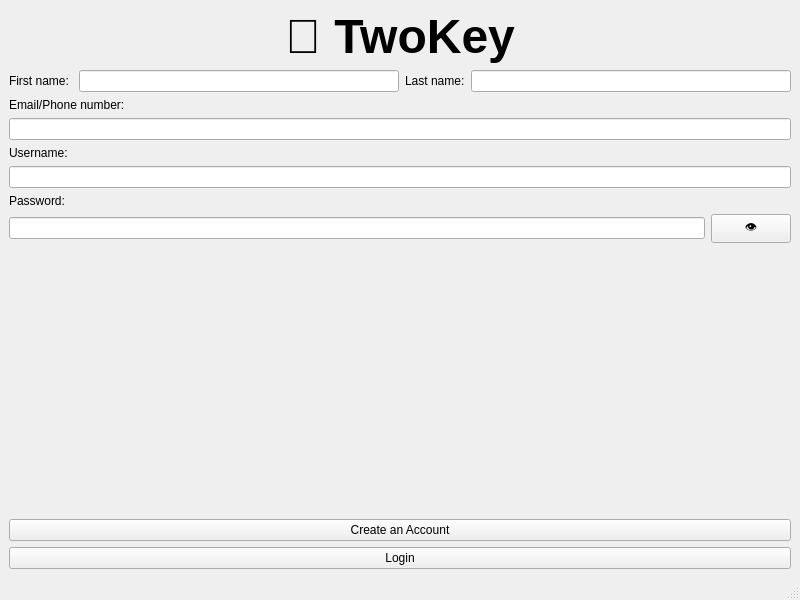
Satharus/TwoKey, file Desktop App/GUI/TwoKey/createaccount.ui: the form before one commit.
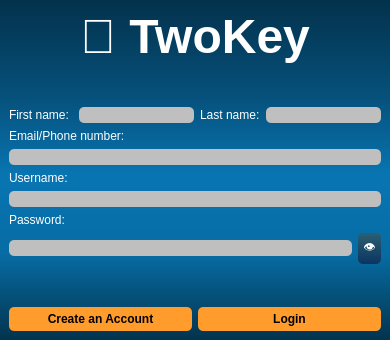
The form after the commit.

Commit message: Added style sheet for all components except QListWidget and QComboBox

The edit to the form file:
```diff
--- a/Desktop App/GUI/TwoKey/createaccount.ui
+++ b/Desktop App/GUI/TwoKey/createaccount.ui
@@ -6,68 +6,199 @@
    <rect>
     <x>0</x>
     <y>0</y>
-    <width>800</width>
-    <height>600</height>
+    <width>390</width>
+    <height>340</height>
    </rect>
   </property>
   <property name="windowTitle">
    <string>TwoKey Create Account</string>
   </property>
+  <property name="styleSheet">
+   <string notr="true">QWidget
+{
+	background-color: qlineargradient(spread:repeat, x1:1, y1:0, x2:1, y2:1, stop:0.00480769 rgba(3, 50, 76, 255),stop:0.293269 rgba(6, 82, 125, 255),stop:0.514423 rgba(8, 117, 178, 255),stop:0.745192 rgba(7, 108, 164, 255),stop:1 rgba(3, 51, 77, 255));
+	color: #000000;
+
+}</string>
+  </property>
   <widget class="QWidget" name="centralwidget">
    <layout class="QVBoxLayout" name="verticalLayout">
     <item>
      <widget class="QLabel" name="twokey">
+      <property name="styleSheet">
+       <string notr="true">QLabel
+{
+	background-color: transparent;
+	color: #fff;
+
+}
+</string>
+      </property>
       <property name="text">
        <string>&lt;html&gt;&lt;head/&gt;&lt;body&gt;&lt;p align=&quot;center&quot;&gt;&lt;span style=&quot; font-size:36pt; font-weight:600;&quot;&gt;🔑 TwoKey&lt;/span&gt;&lt;/p&gt;&lt;/body&gt;&lt;/html&gt;</string>
       </property>
      </widget>
     </item>
     <item>
-     <layout class="QHBoxLayout" name="horizontalLayout">
+     <spacer name="verticalSpacer_2">
+      <property name="orientation">
+       <enum>Qt::Vertical</enum>
+      </property>
+      <property name="sizeHint" stdset="0">
+       <size>
+        <width>20</width>
+        <height>40</height>
+       </size>
+      </property>
+     </spacer>
+    </item>
+    <item>
+     <layout class="QHBoxLayout" name="horizontalLayout_3">
       <item>
        <widget class="QLabel" name="firstname_label">
+        <property name="styleSheet">
+         <string notr="true">QLabel
+{
+	background-color: transparent;
+	color: #fff;
+
+}
+</string>
+        </property>
         <property name="text">
          <string>First name: </string>
         </property>
        </widget>
       </item>
       <item>
-       <widget class="QLineEdit" name="firstname"/>
+       <widget class="QLineEdit" name="firstname">
+        <property name="styleSheet">
+         <string notr="true">QLineEdit
+{
+	background-color: #bfbfbf;
+	color: #000000;
+	border-style: solid;
+	border-color: #141414;
+	border-radius: 5px;
+	padding-left: 10px;
+
+}
+</string>
+        </property>
+       </widget>
       </item>
       <item>
        <widget class="QLabel" name="lastname_label">
+        <property name="styleSheet">
+         <string notr="true">QLabel
+{
+	background-color: transparent;
+	color: #fff;
+
+}
+</string>
+        </property>
         <property name="text">
          <string>Last name:</string>
         </property>
        </widget>
       </item>
       <item>
-       <widget class="QLineEdit" name="lastname"/>
+       <widget class="QLineEdit" name="lastname">
+        <property name="styleSheet">
+         <string notr="true">QLineEdit
+{
+	background-color: #bfbfbf;
+	color: #000000;
+	border-style: solid;
+	border-color: #141414;
+	border-radius: 5px;
+	padding-left: 10px;
+
+}
+</string>
+        </property>
+       </widget>
       </item>
      </layout>
     </item>
     <item>
      <widget class="QLabel" name="email_label">
+      <property name="styleSheet">
+       <string notr="true">QLabel
+{
+	background-color: transparent;
+	color: #fff;
+
+}
+</string>
+      </property>
       <property name="text">
        <string>Email/Phone number:</string>
       </property>
      </widget>
     </item>
     <item>
-     <widget class="QLineEdit" name="email"/>
+     <widget class="QLineEdit" name="email">
+      <property name="styleSheet">
+       <string notr="true">QLineEdit
+{
+	background-color: #bfbfbf;
+	color: #000000;
+	border-style: solid;
+	border-color: #141414;
+	border-radius: 5px;
+	padding-left: 10px;
+
+}
+</string>
+      </property>
+     </widget>
     </item>
     <item>
      <widget class="QLabel" name="username_label">
+      <property name="styleSheet">
+       <string notr="true">QLabel
+{
+	background-color: transparent;
+	color: #fff;
+
+}
+</string>
+      </property>
       <property name="text">
        <string>Username: </string>
       </property>
      </widget>
     </item>
     <item>
-     <widget class="QLineEdit" name="username"/>
+     <widget class="QLineEdit" name="username">
+      <property name="styleSheet">
+       <string notr="true">QLineEdit
+{
+	background-color: #bfbfbf;
+	color: #000000;
+	border-style: solid;
+	border-color: #141414;
+	border-radius: 5px;
+	padding-left: 10px;
+
+}
+</string>
+      </property>
+     </widget>
     </item>
     <item>
      <widget class="QLabel" name="password_label">
+      <property name="styleSheet">
+       <string notr="true">QLabel
+{
+	background-color: transparent;
+	color: #fff;
+
+}
+</string>
+      </property>
       <property name="text">
        <string>Password: </string>
       </property>
@@ -77,6 +208,19 @@
      <layout class="QHBoxLayout" name="horizontalLayout_2">
       <item>
        <widget class="QLineEdit" name="password">
+        <property name="styleSheet">
+         <string notr="true">QLineEdit
+{
+	background-color: #bfbfbf;
+	color: #000000;
+	border-style: solid;
+	border-color: #141414;
+	border-radius: 5px;
+	padding-left: 10px;
+
+}
+</string>
+        </property>
         <property name="echoMode">
          <enum>QLineEdit::Password</enum>
         </property>
@@ -84,6 +228,14 @@
       </item>
       <item>
        <widget class="QPushButton" name="showpassword_button">
+        <property name="styleSheet">
+         <string notr="true">	background-color: qlineargradient(spread:pad, x1:1, y1:0, x2:1, y2:1, stop:0 rgba(42, 95, 113, 255),stop:1 rgba(12, 53, 97, 255));
+	color: #fff;
+	border: 0px;
+	border-radius: 5px;
+	padding: 5px;
+</string>
+        </property>
         <property name="text">
          <string>👁</string>
         </property>
@@ -105,32 +257,81 @@
      </spacer>
     </item>
     <item>
-     <widget class="QPushButton" name="createaccount_button">
-      <property name="text">
-       <string>Create an Account</string>
-      </property>
-     </widget>
-    </item>
-    <item>
-     <widget class="QPushButton" name="login_button">
-      <property name="text">
-       <string>Login</string>
-      </property>
-     </widget>
+     <layout class="QHBoxLayout" name="horizontalLayout">
+      <item>
+       <widget class="QPushButton" name="createaccount_button">
+        <property name="styleSheet">
+         <string notr="true">QPushButton
+{
+	background-color: #ff9c2b;
+	color: #000000;
+	font-weight: bold;
+	border-style: solid;
+	border-color: #000000;
+	border-radius: 5px;
+	padding: 5px;
+
+}
+
+
+QPushButton::hover
+{
+	background-color: #ffaf5d;
+
+}
+
+
+QPushButton::pressed
+{
+	background-color: #dd872f;
+
+}
+</string>
+        </property>
+        <property name="text">
+         <string>Create an Account</string>
+        </property>
+       </widget>
+      </item>
+      <item>
+       <widget class="QPushButton" name="login_button">
+        <property name="styleSheet">
+         <string notr="true">QPushButton
+{
+	background-color: #ff9c2b;
+	color: #000000;
+	font-weight: bold;
+	border-style: solid;
+	border-color: #000000;
+	border-radius: 5px;
+	padding: 5px;
+
+}
+
+
+QPushButton::hover
+{
+	background-color: #ffaf5d;
+
+}
+
+
+QPushButton::pressed
+{
+	background-color: #dd872f;
+
+}
+</string>
+        </property>
+        <property name="text">
+         <string>Login</string>
+        </property>
+       </widget>
+      </item>
+     </layout>
     </item>
    </layout>
   </widget>
-  <widget class="QMenuBar" name="menubar">
-   <property name="geometry">
-    <rect>
-     <x>0</x>
-     <y>0</y>
-     <width>800</width>
-     <height>24</height>
-    </rect>
-   </property>
-  </widget>
-  <widget class="QStatusBar" name="statusbar"/>
  </widget>
  <resources/>
  <connections/>
```
The commit also changes 4 other files.
